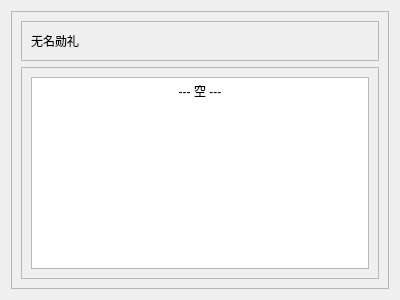
Old version of the form res/ui/set_09.ui in the repository Shasnow/StarRailAssistant.
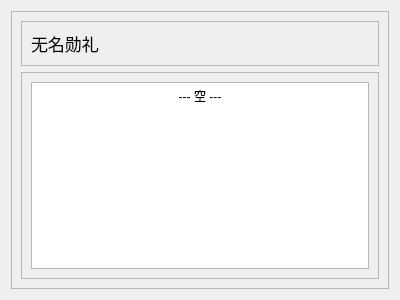
New version of the form.

Commit message: change font size

```diff
--- a/res/ui/set_09.ui
+++ b/res/ui/set_09.ui
@@ -10,6 +10,11 @@
     <height>300</height>
    </rect>
   </property>
+  <property name="font">
+   <font>
+    <pointsize>13</pointsize>
+   </font>
+  </property>
   <property name="windowTitle">
    <string>Form</string>
   </property>
@@ -73,8 +78,8 @@
 hr { height: 1px; border-width: 0; }
 li.unchecked::marker { content: &quot;\2610&quot;; }
 li.checked::marker { content: &quot;\2612&quot;; }
-&lt;/style&gt;&lt;/head&gt;&lt;body style=&quot; font-family:'Microsoft YaHei UI'; font-size:9pt; font-weight:400; font-style:normal;&quot;&gt;
-&lt;p align=&quot;center&quot; style=&quot; margin-top:0px; margin-bottom:0px; margin-left:0px; margin-right:0px; -qt-block-indent:0; text-indent:0px;&quot;&gt;--- 空 ---&lt;/p&gt;&lt;/body&gt;&lt;/html&gt;</string>
+&lt;/style&gt;&lt;/head&gt;&lt;body style=&quot; font-family:'Microsoft YaHei UI'; font-size:13pt; font-weight:400; font-style:normal;&quot;&gt;
+&lt;p align=&quot;center&quot; style=&quot; margin-top:0px; margin-bottom:0px; margin-left:0px; margin-right:0px; -qt-block-indent:0; text-indent:0px;&quot;&gt;&lt;span style=&quot; font-size:9pt;&quot;&gt;--- 空 ---&lt;/span&gt;&lt;/p&gt;&lt;/body&gt;&lt;/html&gt;</string>
            </property>
           </widget>
          </item>
```
The commit also changes 10 other files.
